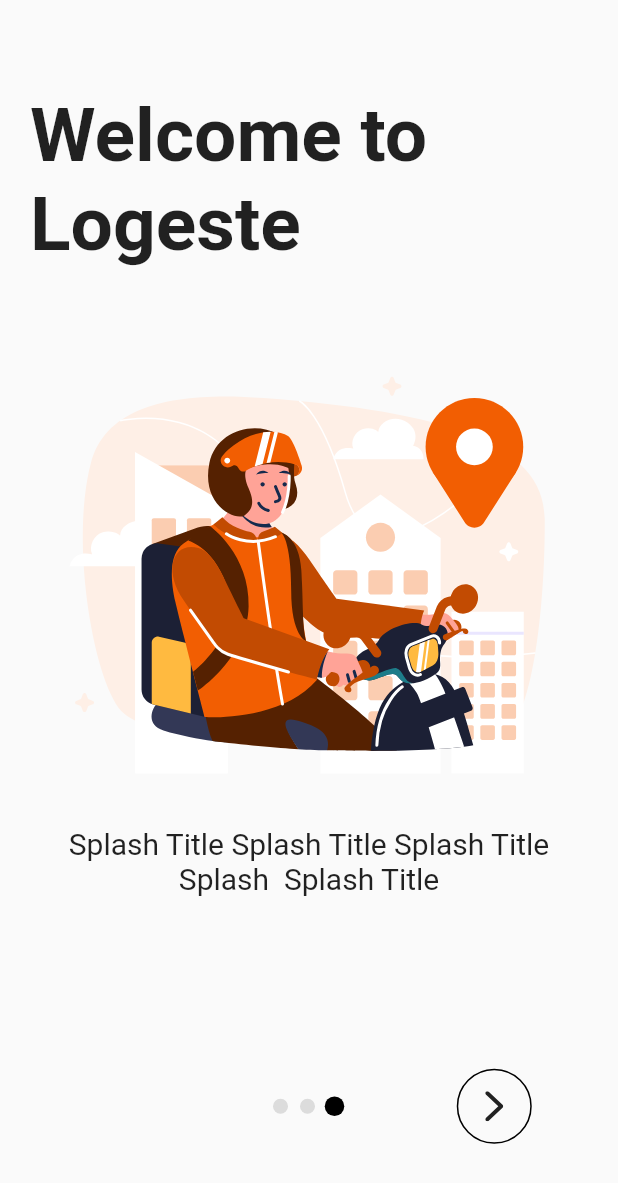
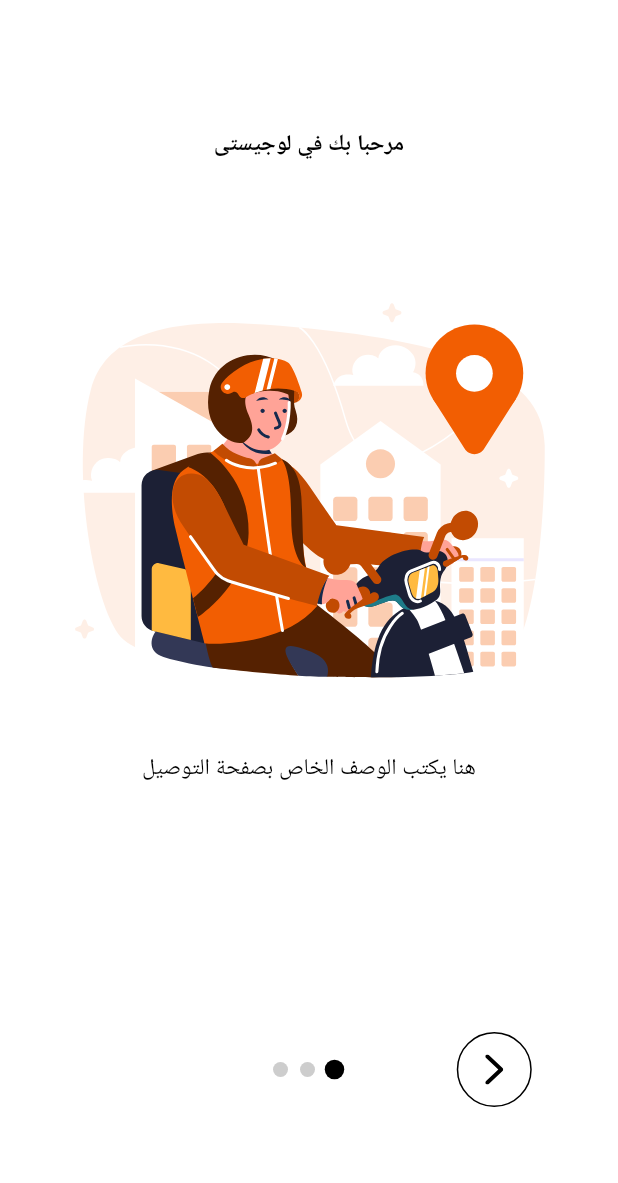
Before and after one commit to Abdelrhman-223/logeste, a Flutter app: the screen it shows after launch, on a phone screen of 412 x 824 dp. Shown: the top 1183 px of the screen. Run offline on Flutter 3.47's test engine with Material 2 defaults, Android fonts, the phone set to English and light mode, and no system bars; drawn by our look-alikes of smooth_page_indicator; our stand-ins replace animated_splash_screen, flutter_svg; Roboto replaces fonts that are missing (Cairo).

Commit message:
Add fonts and control colors

```diff
--- a/lib/core/utils/colors.dart
+++ b/lib/core/utils/colors.dart
@@ -2,6 +2,13 @@ import 'dart:ui';
 
 class AppColors {
 
+  //Splash Screen Colors.
   static Color splashScreenBackgroundColor = const Color.fromRGBO(33, 33, 33, 1);
   static Color splashScreenTextColor = const Color.fromRGBO(255, 255, 255, 1);
+
+  //Introduction pages Colors.
+  static Color introPageBackgroundColor = const Color.fromRGBO(255, 255, 255, 1);
+  static Color introPageTextColor = const Color.fromRGBO(0, 0, 0, 1);
+  static Color introPageIconsColor = const Color.fromRGBO(0, 0, 0, 1);
+
 }
--- a/lib/core/utils/strings.dart
+++ b/lib/core/utils/strings.dart
@@ -3,6 +3,10 @@ class AppStrings {
   static String appTitle = "Logeste";
 
   // Splash screens texts.
-  static String welcomeText = "Welcome to Logeste";
+  static String welcomeText = "مرحبا بك في لوجيستى";
+  // static String welcomeText = "Update the left Arrow";
+  static String deliveryDescription = "هنا يكتب الوصف الخاص بصفحة التوصيل";
+  static String orderDescription = "هنا يكتب الوصف الخاص بصفحة الطلبات";
+  static String pickDescription = "هنا يكتب الوصف الخاص بصفحة اختيار المكان";
 
 }
--- a/lib/main.dart
+++ b/lib/main.dart
@@ -24,6 +24,9 @@ class MyApp extends StatelessWidget {
       supportedLocales: [
         Locale(AppStrings.appLang),
       ],
+      theme: ThemeData(
+        fontFamily: "Cairo",
+      ),
       home: const SplashScreen(),
     );
   }
--- a/lib/splash_screens/presentation/pages/introduction_page.dart
+++ b/lib/splash_screens/presentation/pages/introduction_page.dart
@@ -1,6 +1,7 @@
 import 'package:flutter/material.dart';
 import 'package:flutter_svg/svg.dart';
 import 'package:logeste/core/utils/colors.dart';
+import 'package:logeste/core/utils/fonts.dart';
 import 'package:logeste/core/utils/icons.dart';
 import 'package:logeste/core/utils/images.dart';
 import 'package:logeste/core/utils/strings.dart';
@@ -21,24 +22,22 @@ class _IntroductionPageState extends State<IntroductionPage> {
   List<Widget> sliderPages = [
     SliderContent(
       imgPath: ImagePaths.deliverySvg,
-      description:
-          "Splash Title Splash Title Splash Title Splash  Splash Title",
+      description: AppStrings.deliveryDescription,
     ),
     SliderContent(
       imgPath: ImagePaths.orderFoodSvg,
-      description:
-          "Splash Title Splash Title Splash Title Splash  Splash Title",
+      description: AppStrings.orderDescription,
     ),
     SliderContent(
       imgPath: ImagePaths.pickLocationSvg,
-      description:
-          "Splash Title Splash Title Splash Title Splash  Splash Title",
+      description: AppStrings.pickDescription,
     ),
   ];
 
   @override
   Widget build(BuildContext context) {
     return Scaffold(
+      backgroundColor: AppColors.introPageBackgroundColor,
       body: SafeArea(
         child: Padding(
           padding: const EdgeInsets.all(20),
@@ -47,33 +46,35 @@ class _IntroductionPageState extends State<IntroductionPage> {
             children: [
               Text(
                 AppStrings.welcomeText,
-                textAlign: TextAlign.end,
-                style: const TextStyle(
-                  fontSize: 50,
+                textAlign: TextAlign.start,
+                style: TextStyle(
+                  fontSize: AppFonts.myH1,
                   fontWeight: FontWeight.bold,
+                  color: AppColors.introPageTextColor,
                 ),
               ),
               SizedBox(
                 height: 450,
                 child: PageView(
+                  reverse: true,
                   controller: indicatorController,
-                  reverse: true,
-                  children: sliderPages,
                   onPageChanged: (index) {
                     setState(() {
                       //add 1 on index to make navigator work.
                       pageIndex = index + 1;
                     });
                   },
+                  children: sliderPages,
                 ),
               ),
               Row(
                 mainAxisAlignment: MainAxisAlignment.spaceAround,
                 children: [
+                  //Next page Arrow
                   Container(
                     decoration: BoxDecoration(
                       border: Border.all(
-                        color: Colors.black,
+                        color: AppColors.introPageIconsColor,
                         width: 1,
                       ),
                       borderRadius: BorderRadius.circular(50),
@@ -94,7 +95,7 @@ class _IntroductionPageState extends State<IntroductionPage> {
                       },
                       icon: SvgPicture.asset(
                         IconPaths.rightArrow,
-                        color: AppColors.splashScreenBackgroundColor,
+                        color: AppColors.introPageIconsColor,
                       ),
                     ),
                   ),
@@ -102,9 +103,9 @@ class _IntroductionPageState extends State<IntroductionPage> {
                     controller: indicatorController,
                     count: sliderPages.length,
                     textDirection: TextDirection.ltr,
-                    effect: const ScrollingDotsEffect(
-                      activeDotColor: Colors.black,
-                      dotColor: Colors.black12,
+                    effect: ScrollingDotsEffect(
+                      activeDotColor: AppColors.introPageIconsColor,
+                      dotColor: AppColors.introPageIconsColor.withAlpha(50),
                       dotWidth: 10,
                       dotHeight: 10,
                       activeDotScale: 1.5,
@@ -121,16 +122,16 @@ class _IntroductionPageState extends State<IntroductionPage> {
                           },
                           icon: SvgPicture.asset(
                             IconPaths.leftArrow,
-                            color: AppColors.splashScreenBackgroundColor,
+                            color: AppColors.introPageIconsColor,
                           ),
                         )
                       : Padding(
-                        padding: const EdgeInsets.symmetric(horizontal: 18),
-                        child: SvgPicture.asset(
-                          IconPaths.leftArrow,
-                          color: Colors.transparent,
+                          padding: const EdgeInsets.symmetric(horizontal: 18),
+                          child: SvgPicture.asset(
+                            IconPaths.leftArrow,
+                            color: Colors.transparent,
+                          ),
                         ),
-                      ),
                 ],
               )
             ],
--- a/lib/splash_screens/presentation/widgets/slider_content.dart
+++ b/lib/splash_screens/presentation/widgets/slider_content.dart
@@ -1,5 +1,7 @@
 import 'package:flutter/material.dart';
 import 'package:flutter_svg/svg.dart';
+import 'package:logeste/core/utils/colors.dart';
+import 'package:logeste/core/utils/fonts.dart';
 
 import '../../../core/utils/images.dart';
 
@@ -26,7 +28,8 @@ class _SliderContentState extends State<SliderContent> {
           widget.description,
           textAlign: TextAlign.center,
           style: TextStyle(
-            fontSize: 20,
+            color: AppColors.introPageTextColor,
+            fontSize: AppFonts.myH6,
           ),
         ),
       ],
```
Also changed, not shown: pubspec.yaml (+19 -12 lines).
